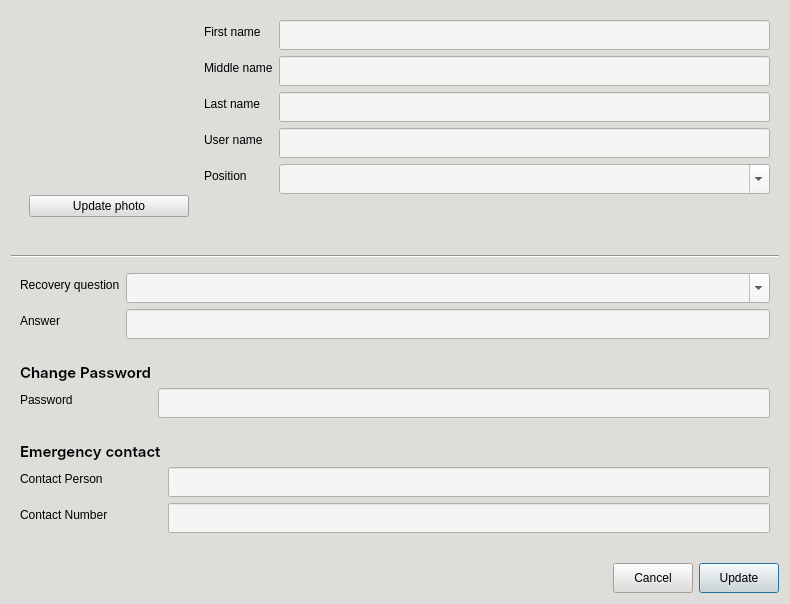
This is CAI_PyQt/CAI_Admin/UI/FormEditUser.ui in CPG19040/CPG19040 as Qt 5 draws it before an edit. The edited form follows.
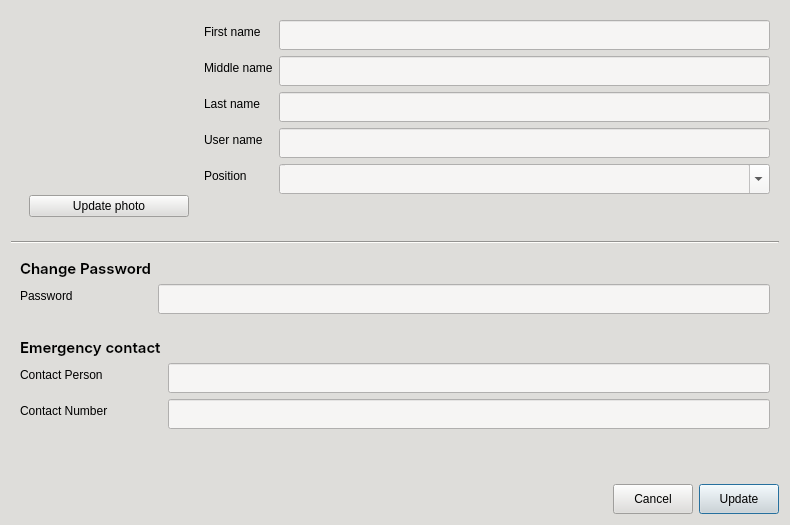
This is the edited form. Icons and pictures are not drawn.

Patch:
```diff
--- a/CAI_PyQt/CAI_Admin/UI/FormEditUser.ui
+++ b/CAI_PyQt/CAI_Admin/UI/FormEditUser.ui
@@ -7,19 +7,19 @@
     <x>0</x>
     <y>0</y>
     <width>790</width>
-    <height>604</height>
+    <height>525</height>
    </rect>
   </property>
   <property name="minimumSize">
    <size>
     <width>790</width>
-    <height>604</height>
+    <height>525</height>
    </size>
   </property>
   <property name="maximumSize">
    <size>
     <width>790</width>
-    <height>604</height>
+    <height>525</height>
    </size>
   </property>
   <property name="windowTitle">
@@ -73,19 +73,6 @@
            </property>
           </widget>
          </item>
-         <item row="2" column="0">
-          <spacer name="verticalSpacer_2">
-           <property name="orientation">
-            <enum>Qt::Vertical</enum>
-           </property>
-           <property name="sizeHint" stdset="0">
-            <size>
-             <width>20</width>
-             <height>40</height>
-            </size>
-           </property>
-          </spacer>
-         </item>
         </layout>
        </widget>
       </item>
@@ -220,58 +207,6 @@
      </property>
     </widget>
    </item>
-   <item>
-    <widget class="QWidget" name="grp_recovery" native="true">
-     <property name="styleSheet">
-      <string notr="true">QComboBox, QLineEdit { padding: 0px 5px 0px; }</string>
-     </property>
-     <layout class="QFormLayout" name="formLayout_4">
-      <item row="0" column="0">
-       <widget class="QLabel" name="label_14">
-        <property name="text">
-         <string>Recovery question</string>
-        </property>
-       </widget>
-      </item>
-      <item row="0" column="1">
-       <widget class="QComboBox" name="comboBox_recoveryQuestion">
-        <property name="minimumSize">
-         <size>
-          <width>0</width>
-          <height>30</height>
-         </size>
-        </property>
-        <property name="styleSheet">
-         <string notr="true">background-color: rgb(246, 245, 244);</string>
-        </property>
-        <property name="editable">
-         <bool>true</bool>
-        </property>
-       </widget>
-      </item>
-      <item row="1" column="0">
-       <widget class="QLabel" name="labelAnswer_2">
-        <property name="text">
-         <string>Answer</string>
-        </property>
-       </widget>
-      </item>
-      <item row="1" column="1">
-       <widget class="QLineEdit" name="lineEdit_Answer">
-        <property name="minimumSize">
-         <size>
-          <width>0</width>
-          <height>30</height>
-         </size>
-        </property>
-        <property name="styleSheet">
-         <string notr="true">background-color: rgb(246, 245, 244);</string>
-        </property>
-       </widget>
-      </item>
-     </layout>
-    </widget>
-   </item>
    <item>
     <widget class="QWidget" name="widget_form_3" native="true">
      <property name="enabled">
```
